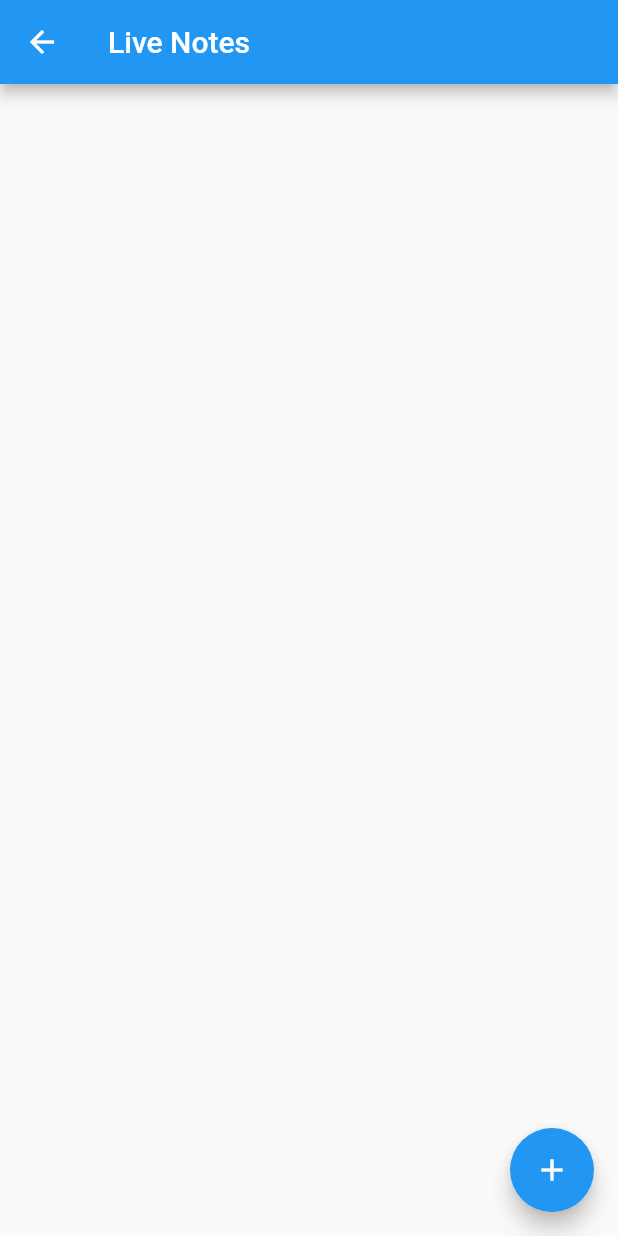
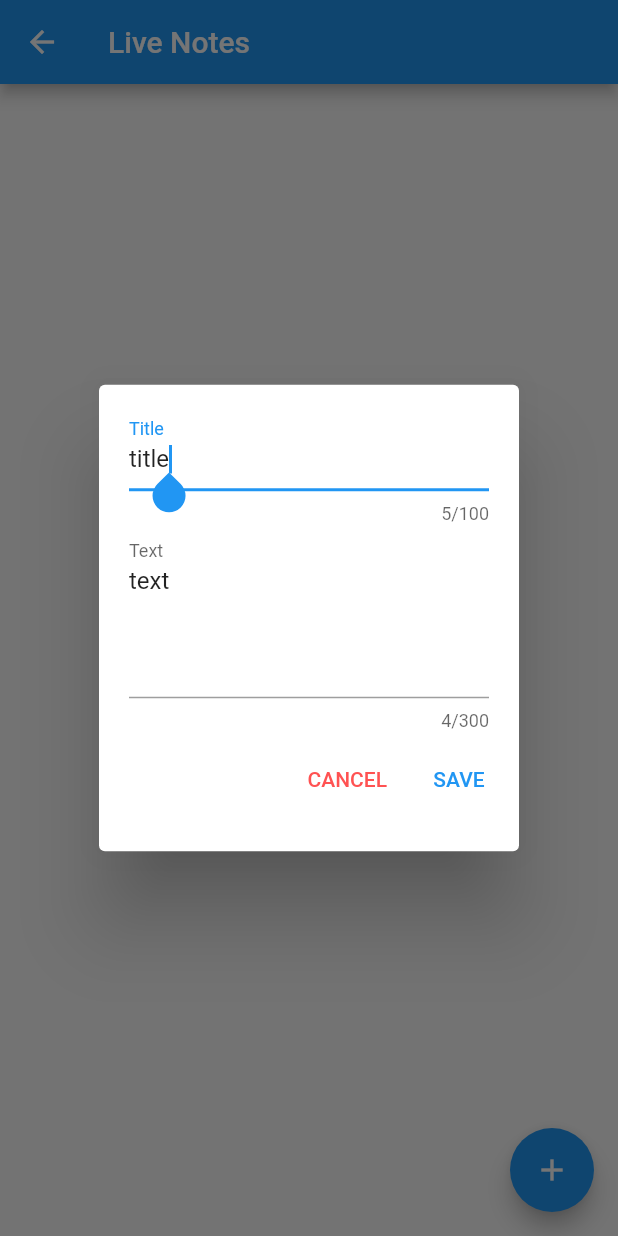
Before and after one commit to jebstern/live-notes, a Flutter app: the NotesPage screen opened by its route, after a tap on the "add" icon, on a phone screen of 412 x 824 dp. Run offline on Flutter 3.47's test engine with Material 2 defaults, Android fonts, the phone set to English and light mode, and no system bars; our stand-ins replace cloud_firestore, shared_preferences; accounts and stored records are empty.

Commit message:
New feature: Add new note, misc cleanup.

```diff
--- a/lib/ui/LoginPage.dart
+++ b/lib/ui/LoginPage.dart
@@ -26,7 +26,7 @@ class _LoginPageState extends State<LoginPage> {
     _username = myController.text;
 
     if (_username.isNotEmpty) {
-      prefs.setString('counter', _username);
+      prefs.setString('username', _username);
         Navigator.of(context).pushReplacementNamed('/NotesPage');
     }
   }
--- a/lib/ui/NotesPage.dart
+++ b/lib/ui/NotesPage.dart
@@ -4,6 +4,9 @@ import 'dart:async';
 
 enum EditNoteActions {
   cancel, save
+}
+enum AddNoteActions {
+  cancel, add
 }
 
 class NotesPage extends StatefulWidget {
@@ -19,12 +22,16 @@ class _NotesPageState extends State<NotesPage> {
   int _counter = 0;
   final titleController = TextEditingController();
   final textController = TextEditingController();
+  final addNoteTitleController = TextEditingController();
+  final addNoteTextController = TextEditingController();
 
   @override
   void dispose() {
     // Clean up the controller when the Widget is disposed
     titleController.dispose();
     textController.dispose();
+    addNoteTitleController.dispose();
+    addNoteTextController.dispose();
     super.dispose();
   }
 
@@ -53,7 +60,7 @@ class _NotesPageState extends State<NotesPage> {
             );
           }),
       floatingActionButton: new FloatingActionButton(
-        onPressed: _incrementCounter,
+        onPressed:  () {_createNewNote();},
         tooltip: 'Increment',
         child: new Icon(Icons.add),
       ), // This trailing comma makes auto-formatting nicer for build methods.
@@ -68,6 +75,72 @@ class _NotesPageState extends State<NotesPage> {
         await transaction.update(document.reference, {'archived': true});
       }
     });
+  }
+
+  Future<Null> _createNewNote() async {
+
+    addNoteTitleController.text = 'title';
+    addNoteTextController.text = 'text';
+
+    switch (await showDialog<AddNoteActions>(
+      context: context,
+      builder: (BuildContext context) {
+        return new SimpleDialog(
+          children: <Widget>[
+            new Padding(
+              padding: new EdgeInsets.only(left: 20.0,right: 20.0),
+              child: TextField(
+                autofocus: true,
+                controller: addNoteTitleController,
+                decoration: InputDecoration(
+                  labelText: 'Title'
+                ),
+                maxLines: 1,
+                maxLength: 100,
+              ),
+            ),
+            new Padding(
+              padding: new EdgeInsets.only(left: 20.0,right: 20.0),
+              child: TextField(
+                autofocus: true,
+                controller: addNoteTextController,
+                decoration: InputDecoration(
+                  labelText: 'Text'
+                ),
+                maxLines: 4,
+                maxLength: 300,
+              ),
+            ),
+            new ButtonBar(
+                  children: <Widget>[
+                    new FlatButton(
+                      child: Text('CANCEL'),
+                      textColor: Colors.redAccent,
+                      onPressed: () {Navigator.pop(context, AddNoteActions.cancel);},
+                    ),
+                    new FlatButton(
+                      child: const Text('SAVE'),
+                      textColor: Colors.blue,
+                      onPressed: () {Navigator.pop(context, AddNoteActions.add);},
+                    ),
+                  ],
+                ),
+          ],
+        );
+      }
+    )) {
+      case AddNoteActions.add:
+        Firestore.instance.collection('notes').document()
+          .setData({
+            'title': addNoteTitleController.text,
+            'text': addNoteTextController.text,
+            'archived': false,
+          });
+      break;
+      case AddNoteActions.cancel:
+        // do nothing...
+      break;
+    }
   }
 
   Future<Null> _askedToLead(DocumentSnapshot document) async {
--- a/lib/ui/SplashPage.dart
+++ b/lib/ui/SplashPage.dart
@@ -15,7 +15,7 @@ class _SplashPageState extends State<SplashPage> {
 
   void navigationPage() async{
     SharedPreferences prefs = await SharedPreferences.getInstance();
-    String _username = prefs.getString('counter') ?? '';
+    String _username = prefs.getString('username') ?? '';
     if (_username.isNotEmpty) {
         Navigator.of(context).pushReplacementNamed('/NotesPage');
     } else {
--- a/pubspec.yaml
+++ b/pubspec.yaml
@@ -4,7 +4,7 @@ description: A new Flutter application.
 dependencies:
   flutter:
     sdk: flutter
-  cloud_firestore: ^0.7.3
+  cloud_firestore: ^0.7.4
   shared_preferences: ^0.4.2
 
 
@@ -29,7 +29,7 @@ flutter:
   # the material Icons class.
   uses-material-design: true
   assets:
-    - assets/
+    - assets/live_notes_logo.png
   # To add assets to your application, add an assets section, like this:
   # assets:
   #  - images/a_dot_burr.jpeg
```
